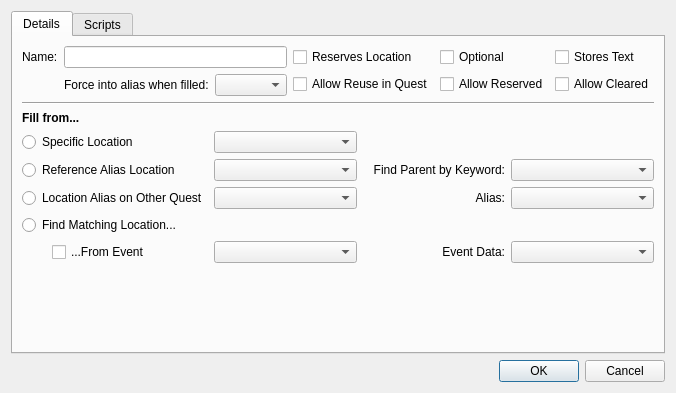
DavidJCobb/DovahKit, file native/src/DovahKit/ui/form_windows/odds_and_ends/quest_alias_location.ui: the form before one commit.
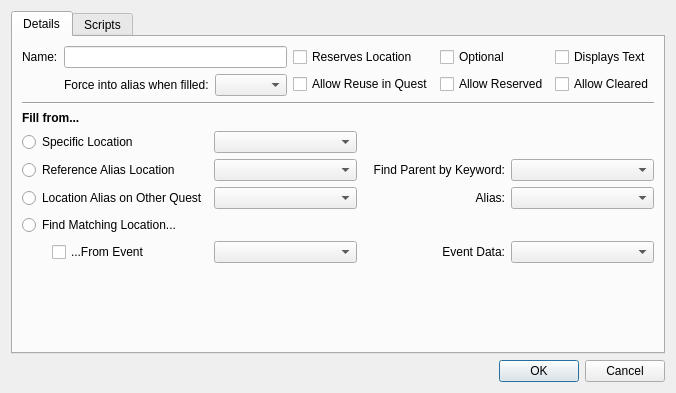
The form after the commit.

Commit message:
Corrections to alias UI files; "what's this" strings
"Find Matching Reference" is mutually exclusive with "Event Data" and "Near Alias," so it's been made a radio button and placed with them.

Added "what's this" strings for several widgets.

The edit to the form file:
```diff
--- a/native/src/DovahKit/ui/form_windows/odds_and_ends/quest_alias_location.ui
+++ b/native/src/DovahKit/ui/form_windows/odds_and_ends/quest_alias_location.ui
@@ -91,7 +91,7 @@
            <item row="0" column="3">
             <widget class="QCheckBox" name="flagStoresText">
              <property name="text">
-              <string>Stores Text</string>
+              <string>Displays Text</string>
              </property>
             </widget>
            </item>
```
Left out of the diff: 21 changed lines with no effect on the pictures. The commit also changes 2 other files.
